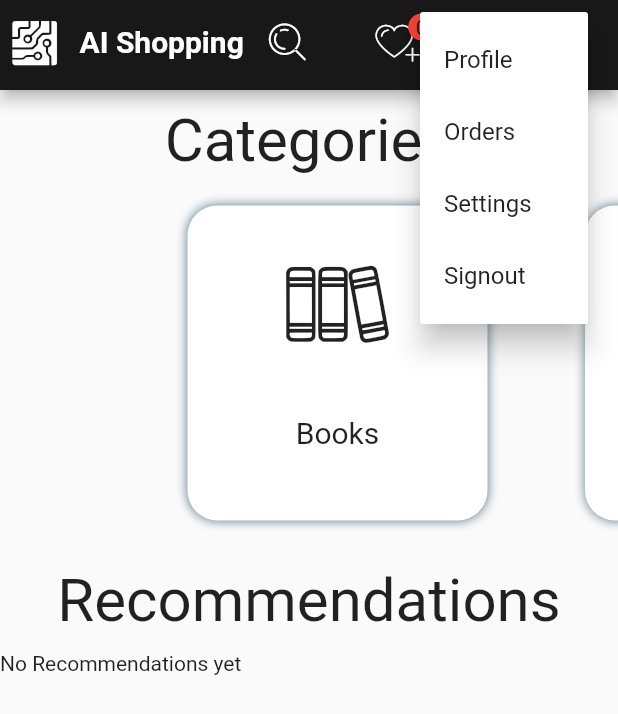
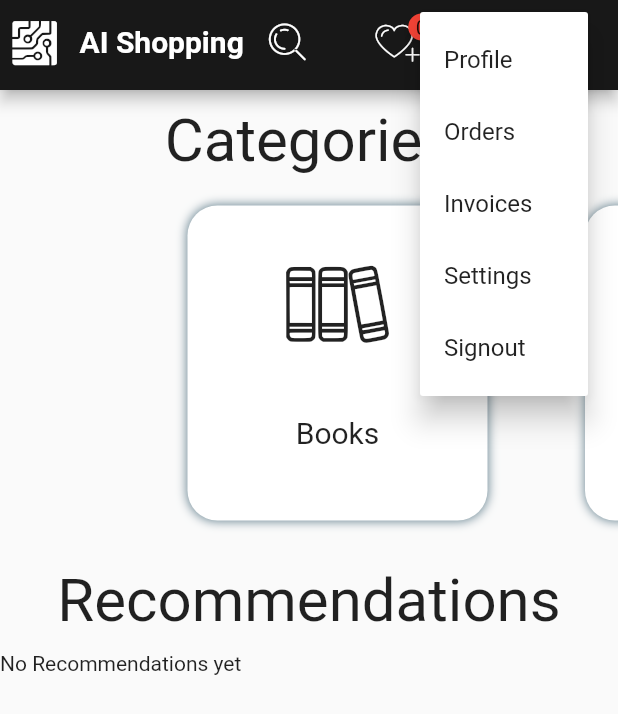
Before and after one commit to MmasehumeR/AI-Shopping-System-v2, a Flutter app: the HomePage screen opened directly, after a tap on an icon or button, on a phone screen of 412 x 824 dp. Shown: the top 714 px of the screen. Run offline on Flutter 3.47's test engine with Material 2 defaults, Android fonts, the phone set to English and light mode, and no system bars; drawn by our look-alikes of badges; our stand-ins replace animated_text_kit, cloud_firestore, firebase_auth, firebase_core, geolocator, google_sign_in and 3 more; accounts and stored records are empty.

Commit message:
added invoices icon

```diff
--- a/lib/addons/popop_menu_consts.dart
+++ b/lib/addons/popop_menu_consts.dart
@@ -1,12 +1,14 @@
 class Constants {
   static const String profile = 'Profile';
   static const String orders = 'Orders';
+  static const String invoices = 'Invoices';
   static const String settings = 'Settings';
   static const String signout = 'Signout';
 
   static const List<String> choices = <String>[
     profile,
     orders,
+    invoices,
     settings,
     signout
   ];
```
